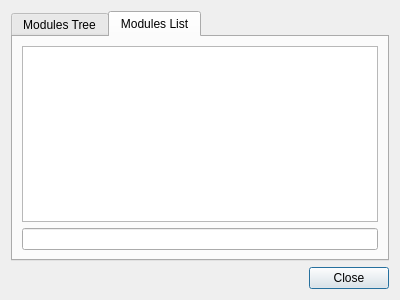
This is qgis/src/plugins/grass/qgsgrasstoolsbase.ui in sourcepole/qgis as Qt 5 draws it before an edit. The edited form follows.
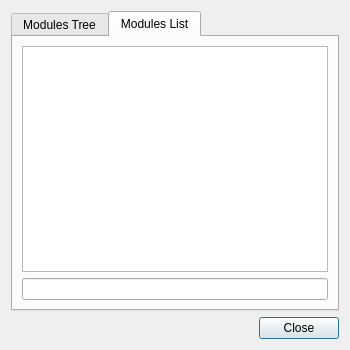
This is the edited form. The open tabs and pages were chosen to show the change.

Diff of the .ui file:
```diff
--- a/qgis/src/plugins/grass/qgsgrasstoolsbase.ui
+++ b/qgis/src/plugins/grass/qgsgrasstoolsbase.ui
@@ -6,10 +6,16 @@
    <rect>
     <x>0</x>
     <y>0</y>
-    <width>400</width>
-    <height>300</height>
+    <width>350</width>
+    <height>350</height>
    </rect>
   </property>
+  <property name="minimumSize">
+   <size>
+    <width>350</width>
+    <height>350</height>
+   </size>
+  </property>
   <property name="windowTitle">
    <string>Grass Tools</string>
   </property>
@@ -51,9 +57,6 @@
       <layout class="QGridLayout">
        <item row="0" column="0">
         <widget class="QListView" name="mListView">
-         <property name="alternatingRowColors">
-          <bool>true</bool>
-         </property>
          <property name="wordWrap">
           <bool>true</bool>
          </property>
```
Left out of the diff: 2 changed lines with no effect on the pictures.
